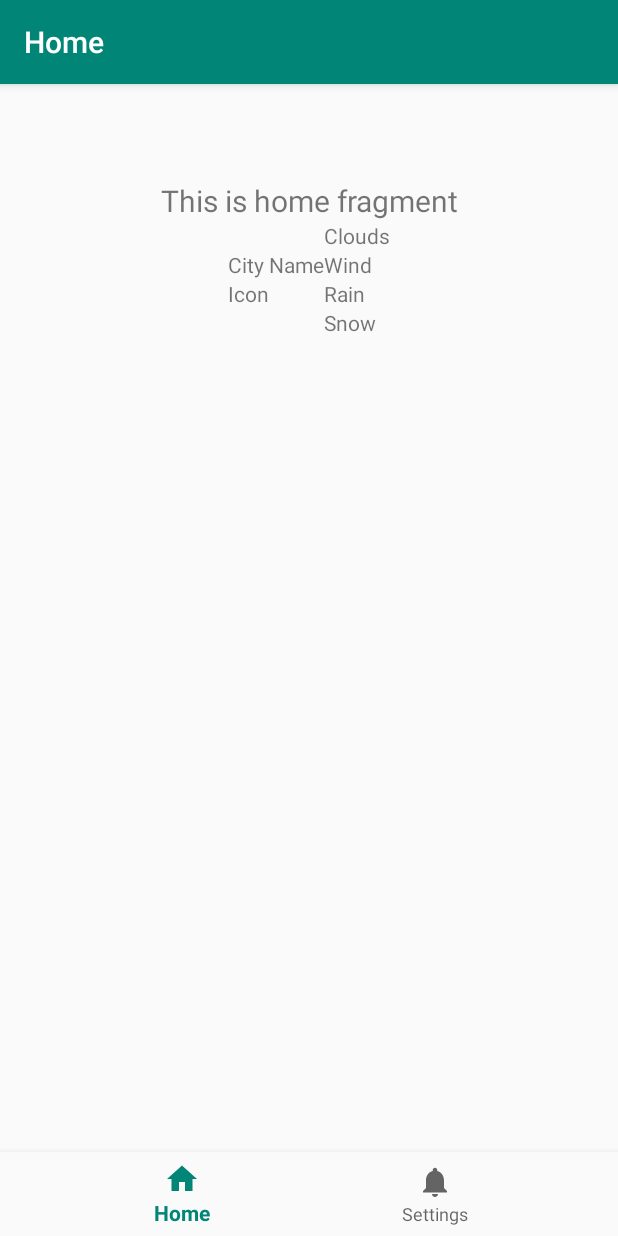
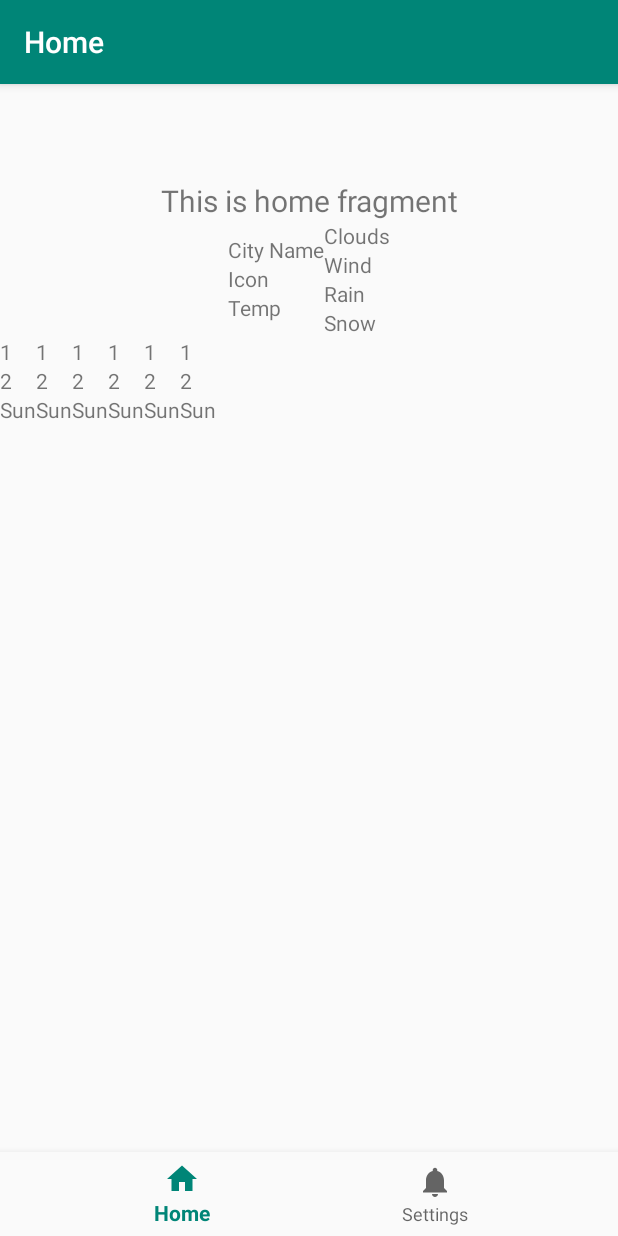
Before and after one commit to niww1919/WeatherApp3, an Android app: the screen it shows after launch (MainActivity), on a phone screen of 412 x 824 dp. Run offline under Robolectric (Android 15) with nearby library versions, the phone set to English and light mode, and no system bars; our stand-ins replace navigation-ui.

Commit message:
1-6 add RecycleView

```diff
--- a/app/src/main/java/com/example/weatherapp3/MainActivity.java
+++ b/app/src/main/java/com/example/weatherapp3/MainActivity.java
@@ -1,8 +1,10 @@
 package com.example.weatherapp3;
 
+import android.app.Activity;
 import android.os.Bundle;
 
 import com.google.android.material.bottomnavigation.BottomNavigationView;
+import com.google.android.material.snackbar.Snackbar;
 
 import androidx.appcompat.app.AppCompatActivity;
 import androidx.navigation.NavController;
--- /dev/null
+++ b/app/src/main/java/com/example/weatherapp3/WeatherListAdapter.java
@@ -0,0 +1,50 @@
+package com.example.weatherapp3;
+
+import android.view.LayoutInflater;
+import android.view.View;
+import android.view.ViewGroup;
+import android.widget.TextView;
+
+import androidx.annotation.NonNull;
+import androidx.recyclerview.widget.RecyclerView;
+
+public class WeatherListAdapter extends RecyclerView.Adapter<WeatherListAdapter.ViewHolder> {
+
+    @NonNull
+    @Override
+    public WeatherListAdapter.ViewHolder onCreateViewHolder(@NonNull ViewGroup parent, int viewType) {
+        return new ViewHolder(LayoutInflater
+                .from(parent.getContext())
+                .inflate(R.layout.weather_item,parent,false));
+    }
+
+    @Override
+    public void onBindViewHolder(@NonNull WeatherListAdapter.ViewHolder holder, int position) {
+        holder.setData("1","Sun",2);
+
+    }
+
+    @Override
+    public int getItemCount() {
+        return 6;//fixme
+    }
+
+    public class ViewHolder extends RecyclerView.ViewHolder {
+        TextView tvListDay;
+        TextView tvListIcon;
+        TextView tvListTemp;
+
+        public ViewHolder(@NonNull View itemView) {
+            super(itemView);
+            tvListDay = itemView.findViewById(R.id.tvListDay);
+            tvListIcon = itemView.findViewById(R.id.tvListIcon);
+            tvListTemp = itemView.findViewById(R.id.tvListTemp);
+        }
+
+        void setData(String day, String icon, int temp) {
+            tvListDay.setText(day);
+            tvListIcon.setText(icon);
+            tvListTemp.setText(String.valueOf(temp));
+        }
+    }
+}
--- a/app/src/main/java/com/example/weatherapp3/ui/home/HomeFragment.java
+++ b/app/src/main/java/com/example/weatherapp3/ui/home/HomeFragment.java
@@ -5,14 +5,19 @@ import android.view.LayoutInflater;
 import android.view.View;
 import android.view.ViewGroup;
 import android.widget.TextView;
+import android.widget.Toast;
 
 import androidx.annotation.Nullable;
 import androidx.annotation.NonNull;
 import androidx.fragment.app.Fragment;
 import androidx.lifecycle.Observer;
 import androidx.lifecycle.ViewModelProviders;
+import androidx.recyclerview.widget.LinearLayoutManager;
+import androidx.recyclerview.widget.RecyclerView;
 
 import com.example.weatherapp3.R;
+import com.example.weatherapp3.WeatherListAdapter;
+import com.google.android.material.snackbar.Snackbar;
 
 public class HomeFragment extends Fragment {
 
@@ -30,6 +35,27 @@ public class HomeFragment extends Fragment {
                 textView.setText(s);
             }
         });
+
+        RecyclerView recyclerView = root.findViewById(R.id.rvWeatherList);
+        recyclerView.setHasFixedSize(true);
+//        LinearLayoutManager layoutManager = new LinearLayoutManager(getContext());
+        recyclerView.setLayoutManager(new LinearLayoutManager(getContext(), LinearLayoutManager.HORIZONTAL,false));
+
+//        recyclerView.setLayoutManager(layoutManager);
+        recyclerView.setAdapter(new WeatherListAdapter());
+
         return root;
     }
+
+    @Override
+    public void onCreate(@Nullable Bundle savedInstanceState) {
+        super.onCreate(savedInstanceState);
+    }
+
+    @Override
+    public void onResume() {
+        super.onResume();
+        Snackbar.make(getView(),"Good", Snackbar.LENGTH_SHORT).show();
+
+    }
 }
--- a/app/src/main/res/layout/fragment_home.xml
+++ b/app/src/main/res/layout/fragment_home.xml
@@ -24,4 +24,11 @@
         android:layout_width="match_parent"
         android:layout_height="wrap_content"
         />
+
+    <androidx.recyclerview.widget.RecyclerView
+        app:layout_constraintTop_toBottomOf="@id/mainWeatherFragment"
+        android:layout_width="match_parent"
+        android:layout_height="wrap_content"
+        android:id="@+id/rvWeatherList" />
+
 </androidx.constraintlayout.widget.ConstraintLayout>
--- a/app/src/main/res/layout/fragment_main_weather.xml
+++ b/app/src/main/res/layout/fragment_main_weather.xml
@@ -23,6 +23,11 @@
             android:layout_width="wrap_content"
             android:layout_height="wrap_content"
             android:text="Icon" />
+        <androidx.appcompat.widget.AppCompatTextView
+            android:id="@+id/tvTemp"
+            android:layout_width="wrap_content"
+            android:layout_height="wrap_content"
+            android:text="Temp" />
 
 
     </androidx.appcompat.widget.LinearLayoutCompat>
--- /dev/null
+++ b/app/src/main/res/layout/weather_item.xml
@@ -0,0 +1,22 @@
+<?xml version="1.0" encoding="utf-8"?>
+<LinearLayout xmlns:android="http://schemas.android.com/apk/res/android"
+    android:orientation="vertical" android:layout_width="wrap_content"
+    android:layout_height="match_parent">
+
+    <androidx.appcompat.widget.AppCompatTextView
+        android:id="@+id/tvListDay"
+        android:layout_width="wrap_content"
+        android:layout_height="wrap_content"
+        android:text="Day" />
+    <androidx.appcompat.widget.AppCompatTextView
+        android:id="@+id/tvListTemp"
+        android:layout_width="wrap_content"
+        android:layout_height="wrap_content"
+        android:text="Temp" />
+    <androidx.appcompat.widget.AppCompatTextView
+        android:id="@+id/tvListIcon"
+        android:layout_width="wrap_content"
+        android:layout_height="wrap_content"
+        android:text="Icon" />
+
+</LinearLayout>
```
